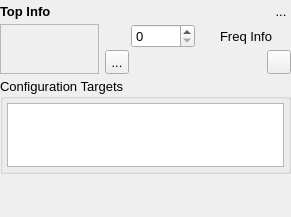
This is src/gui/modulechartmoduleblock.ui in disorderedmaterials/dissolve as Qt 5 draws it before an edit. The edited form follows.
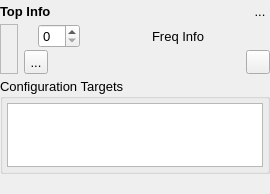
This is the edited form. Icons and pictures are not drawn. Custom widgets are drawn as their Qt base class.

Commit message: Adjust layout to stop icon frame becoming too large.

```diff
--- a/src/gui/modulechartmoduleblock.ui
+++ b/src/gui/modulechartmoduleblock.ui
@@ -6,8 +6,8 @@
    <rect>
     <x>0</x>
     <y>0</y>
-    <width>291</width>
-    <height>217</height>
+    <width>200</width>
+    <height>194</height>
    </rect>
   </property>
   <property name="sizePolicy">
@@ -105,7 +105,7 @@
            <widget class="QLabel" name="FrequencyLabel">
             <property name="sizePolicy">
              <sizepolicy hsizetype="Expanding" vsizetype="Minimum">
-              <horstretch>0</horstretch>
+              <horstretch>2</horstretch>
               <verstretch>0</verstretch>
              </sizepolicy>
             </property>
@@ -201,7 +201,7 @@
                <enum>Qt::Horizontal</enum>
               </property>
               <property name="sizeType">
-               <enum>QSizePolicy::Minimum</enum>
+               <enum>QSizePolicy::Expanding</enum>
               </property>
               <property name="sizeHint" stdset="0">
                <size>
@@ -259,7 +259,7 @@
                <enum>Qt::Horizontal</enum>
               </property>
               <property name="sizeType">
-               <enum>QSizePolicy::Minimum</enum>
+               <enum>QSizePolicy::Expanding</enum>
               </property>
               <property name="sizeHint" stdset="0">
                <size>
@@ -368,6 +368,12 @@
           </item>
           <item row="1" column="0" rowspan="2" colspan="2">
            <widget class="QFrame" name="IconFrame">
+            <property name="maximumSize">
+             <size>
+              <width>60</width>
+              <height>16777215</height>
+             </size>
+            </property>
             <property name="frameShape">
              <enum>QFrame::StyledPanel</enum>
             </property>
```
